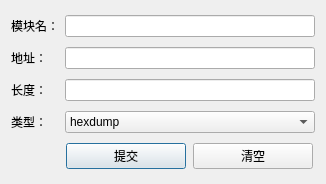
This is ui/dumpAddress.ui in dqzg12300/fridaUiTools as Qt 5 draws it before an edit. The edited form follows.
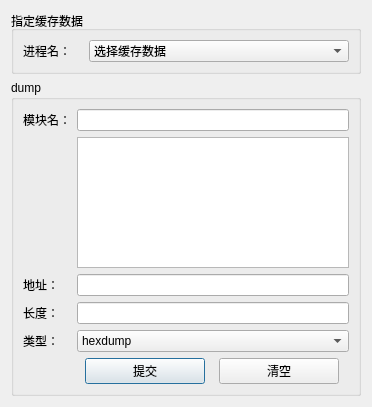
This is the edited form.

Diff of the .ui file:
```diff
--- a/ui/dumpAddress.ui
+++ b/ui/dumpAddress.ui
@@ -6,15 +6,52 @@
    <rect>
     <x>0</x>
     <y>0</y>
-    <width>326</width>
-    <height>184</height>
+    <width>372</width>
+    <height>407</height>
    </rect>
   </property>
   <property name="windowTitle">
    <string>dump指定地址</string>
   </property>
+  <layout class="QGridLayout" name="gridLayout_3">
+   <item row="0" column="0">
+    <widget class="QGroupBox" name="groupBox">
+     <property name="title">
+      <string>指定缓存数据</string>
+     </property>
   <layout class="QGridLayout" name="gridLayout">
    <item row="0" column="0">
+       <widget class="QLabel" name="label_5">
+        <property name="maximumSize">
+         <size>
+          <width>60</width>
+          <height>16777215</height>
+         </size>
+        </property>
+        <property name="text">
+         <string>进程名：</string>
+        </property>
+       </widget>
+      </item>
+      <item row="0" column="1">
+       <widget class="QComboBox" name="cmbPackage">
+        <item>
+         <property name="text">
+          <string>选择缓存数据</string>
+         </property>
+        </item>
+       </widget>
+      </item>
+     </layout>
+    </widget>
+   </item>
+   <item row="1" column="0">
+    <widget class="QGroupBox" name="groupBox_2">
+     <property name="title">
+      <string>dump</string>
+     </property>
+     <layout class="QGridLayout" name="gridLayout_2">
+      <item row="0" column="0">
     <widget class="QLabel" name="label_3">
      <property name="text">
       <string>模块名：</string>
@@ -24,34 +61,37 @@
    <item row="0" column="1">
     <widget class="QLineEdit" name="txtModule"/>
    </item>
-   <item row="1" column="0">
+      <item row="1" column="1">
+       <widget class="QListWidget" name="listModule"/>
+      </item>
+      <item row="2" column="0">
     <widget class="QLabel" name="label_2">
      <property name="text">
       <string>地址：</string>
      </property>
     </widget>
    </item>
-   <item row="1" column="1">
+      <item row="2" column="1">
     <widget class="QLineEdit" name="txtAddress"/>
    </item>
-   <item row="2" column="0">
+      <item row="3" column="0">
     <widget class="QLabel" name="label">
      <property name="text">
       <string>长度：</string>
      </property>
     </widget>
    </item>
-   <item row="2" column="1">
+      <item row="3" column="1">
     <widget class="QLineEdit" name="txtSize"/>
    </item>
-   <item row="3" column="0">
+      <item row="4" column="0">
     <widget class="QLabel" name="label_4">
      <property name="text">
       <string>类型：</string>
      </property>
     </widget>
    </item>
-   <item row="3" column="1">
+      <item row="4" column="1">
     <widget class="QComboBox" name="cmbDumpType">
      <property name="currentIndex">
       <number>0</number>
@@ -68,7 +108,7 @@
      </item>
     </widget>
    </item>
-   <item row="4" column="1">
+      <item row="5" column="1">
     <layout class="QHBoxLayout" name="horizontalLayout">
      <item>
       <widget class="QPushButton" name="btnSubmit">
@@ -97,6 +137,9 @@
       </widget>
      </item>
     </layout>
+      </item>
+     </layout>
+    </widget>
    </item>
   </layout>
  </widget>
```
Lines whose indentation alone changed are shown as unchanged.
